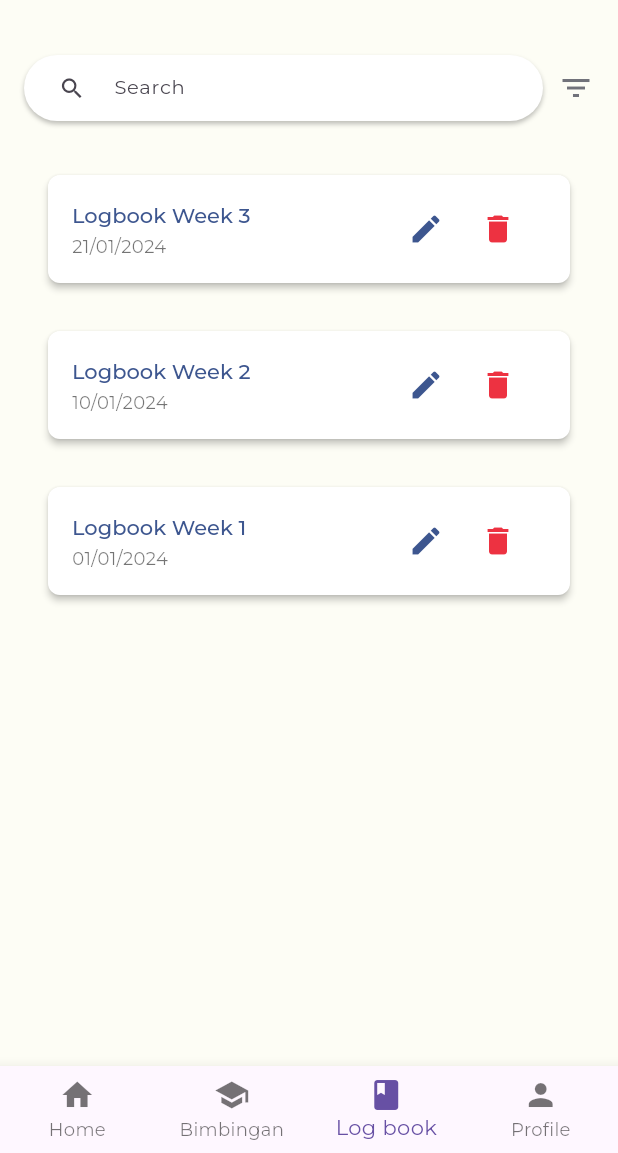
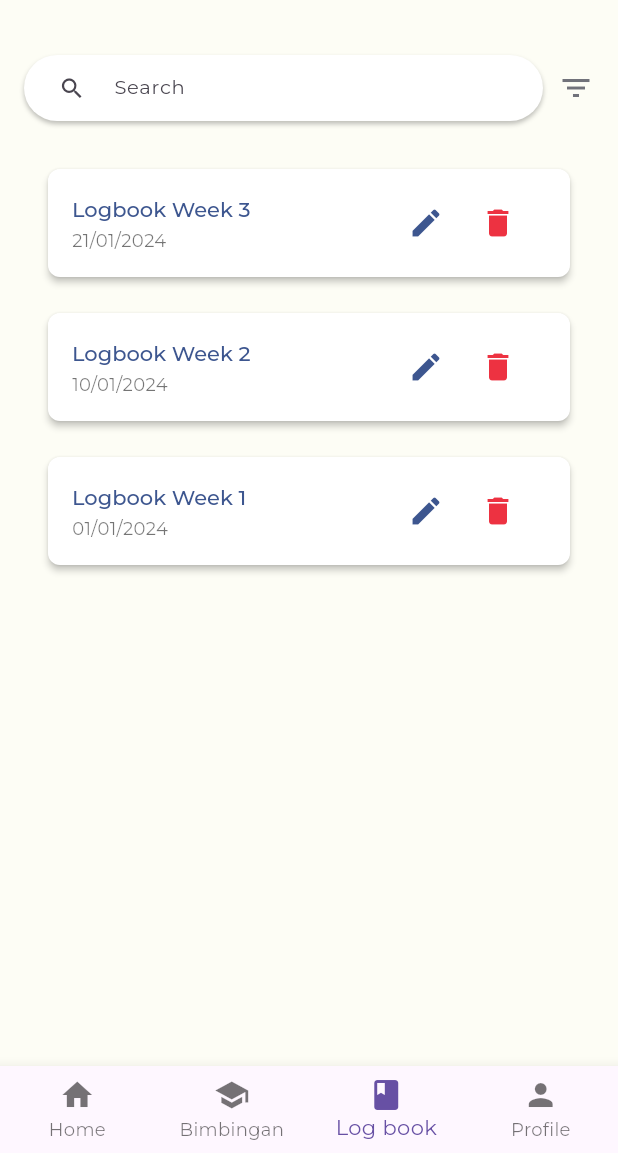
Before and after one commit to Kevin5621/Sitama, a Flutter app: the screen it shows after launch, item 3 of the bottom bar chosen, on a phone screen of 412 x 824 dp, the part 83-1236 px from its top. Run offline on Flutter 3.47's test engine with Material 3 defaults, Android fonts, the light colour scheme and no system bars; our stand-ins replace dartz, dio, flutter_bloc, flutter_svg, get_it, google_fonts and 2 more.

Commit message:
optimizing logbook

```diff
--- a/lib/presentation/pages/Mahasiswa/logbook.dart
+++ b/lib/presentation/pages/Mahasiswa/logbook.dart
@@ -1,6 +1,5 @@
 import 'package:flutter/material.dart';
 import 'package:flutter_bloc/flutter_bloc.dart';
-import 'package:intl/intl.dart';
 import 'package:sitama3/domain/entities/logbook.dart';
 import 'package:sitama3/domain/repository/logbook_repository_impl.dart';
 import 'package:sitama3/presentation/bloc/event/logbook_bloc.dart';
@@ -8,7 +7,6 @@ import 'package:sitama3/presentation/bloc/event/logbook_state.dart';
 import 'package:sitama3/presentation/bloc/event/loogbook_event.dart';
 import 'package:sitama3/presentation/widgets/Models/logbook_dialog.dart';
 import 'package:sitama3/presentation/widgets/guidance/logbook_card.dart';
-import 'package:sitama3/domain/repository/logbook_repository.dart';
 import '../../../config/theme/theme.dart';
 import '../../widgets/Models/search_field.dart';
 
@@ -20,22 +18,27 @@ class LogbookPage extends StatefulWidget {
 }
 
 class _LogbookPageState extends State<LogbookPage> {
-  final dateFormat = DateFormat('dd/MM/yyyy');
-  late final LogbookRepository repository;
+  late final LogbookBloc _logbookBloc;
 
   @override
   void initState() {
     super.initState();
-    repository = LogbookRepositoryImpl();
+    final repository = LogbookRepositoryImpl();
+    _logbookBloc = LogbookBloc(repository);
+    _logbookBloc.add(LoadLogbooks());
+  }
+
+  @override
+  void dispose() {
+    _logbookBloc.close();
+    super.dispose();
   }
 
   @override
   Widget build(BuildContext context) {
-    return BlocProvider(
-      create: (context) => LogbookBloc(repository)..add(LoadLogbooks()),
-      child: BlocBuilder<LogbookBloc, LogbookState>(
-        builder: (context, state) {
-          return Scaffold(
+    return BlocProvider.value(
+      value: _logbookBloc,
+      child: Scaffold(
         backgroundColor: AppTheme.background,
         appBar: AppBar(
           toolbarHeight: 80.0,
@@ -53,19 +56,28 @@ class _LogbookPageState extends State<LogbookPage> {
           backgroundColor: Colors.transparent,
           elevation: 0,
         ),
-            body: _buildBody(context, state),
+        body: BlocConsumer<LogbookBloc, LogbookState>(
+          listener: (context, state) {
+            if (state is LogbookError) {
+              ScaffoldMessenger.of(context).showSnackBar(
+                SnackBar(content: Text(state.message)),
               );
+            }
           },
+          builder: (context, state) {
+            if (state is LogbookLoading) {
+              return const Center(child: CircularProgressIndicator());
+            } else if (state is LogbookLoaded) {
+              return _buildLogbookList(context, state.logbooks);
+            }
+            return const Center(child: Text('No data available'));
+          },
+        ),
       ),
     );
   }
 
-  Widget _buildBody(BuildContext context, LogbookState state) {
-    if (state is LogbookLoading) {
-      return const Center(child: CircularProgressIndicator());
-    } else if (state is LogbookError) {
-      return Center(child: Text(state.message));
-    } else if (state is LogbookLoaded) {
+  Widget _buildLogbookList(BuildContext context, List<LogbookItem> logbooks) {
     return CustomScrollView(
       slivers: [
         const SliverToBoxAdapter(child: SizedBox(height: 12)),
@@ -94,32 +106,28 @@ class _LogbookPageState extends State<LogbookPage> {
         SliverList(
           delegate: SliverChildBuilderDelegate(
             (context, index) {
-                final logbook = state.logbooks[index];
+              final logbook = logbooks[index];
               return Padding(
                 padding: const EdgeInsets.symmetric(horizontal: 16, vertical: 8),
                 child: LogbookCard(
                   logbook: logbook,
-                    onTap: () => context.read<LogbookBloc>().add(
-                          ToggleLogbookExpansion(logbook.id),
-                        ),
+                  onTap: () => _logbookBloc.add(ToggleLogbookExpansion(logbook.id)),
                   onEdit: () => _showAddEditDialog(context, item: logbook),
                   onDelete: () => _showDeleteDialog(context, logbook.id),
                 ),
               );
             },
-              childCount: state.logbooks.length,
+            childCount: logbooks.length,
           ),
         ),
       ],
     );
   }
-    return const Center(child: Text('Initial State'));
-  }
 
   void _showDeleteDialog(BuildContext context, String id) {
     showDialog(
       context: context,
-      builder: (context) => AlertDialog(
+      builder: (dialogContext) => AlertDialog(
         title: Text(
           'Delete Logbook',
           style: Theme.of(context).textTheme.headlineMedium,
@@ -130,7 +138,7 @@ class _LogbookPageState extends State<LogbookPage> {
         ),
         actions: [
           TextButton(
-            onPressed: () => Navigator.pop(context),
+            onPressed: () => Navigator.pop(dialogContext),
             child: const Text(
               'Cancel',
               style: TextStyle(color: AppTheme.gray),
@@ -138,8 +146,8 @@ class _LogbookPageState extends State<LogbookPage> {
           ),
           TextButton(
             onPressed: () {
-              context.read<LogbookBloc>().add(DeleteLogbookEvent(id));
-              Navigator.pop(context);
+              _logbookBloc.add(DeleteLogbookEvent(id));
+              Navigator.pop(dialogContext);
             },
             child: const Text(
               'Delete',
@@ -154,15 +162,15 @@ class _LogbookPageState extends State<LogbookPage> {
   void _showAddEditDialog(BuildContext context, {LogbookItem? item}) {
     showDialog(
       context: context,
-      builder: (context) => LogbookDialog(
+      builder: (dialogContext) => LogbookDialog(
         logbook: item,
         onSave: (LogbookItem newItem) {
           if (item != null) {
-            context.read<LogbookBloc>().add(UpdateLogbookEvent(newItem));
+            _logbookBloc.add(UpdateLogbookEvent(newItem));
           } else {
-            context.read<LogbookBloc>().add(AddLogbookEvent(newItem));
+            _logbookBloc.add(AddLogbookEvent(newItem));
           }
-          Navigator.pop(context);
+          Navigator.pop(dialogContext);
         },
       ),
     );
--- a/lib/presentation/widgets/guidance/logbook_card.dart
+++ b/lib/presentation/widgets/guidance/logbook_card.dart
@@ -22,7 +22,8 @@ class LogbookCard extends StatelessWidget {
     final theme = Theme.of(context);
 
     return Card(
-      margin: const EdgeInsets.symmetric(horizontal: 16, vertical: 8),
+      elevation: 2,
+      margin: const EdgeInsets.symmetric(vertical: 4, horizontal: 16),
       child: InkWell(
         onTap: onTap,
         borderRadius: BorderRadius.circular(8),
```
Also changed, not shown: lib/domain/repository/logbook_repository_impl.dart (+4 -4 lines), lib/presentation/widgets/Models/logbook_dialog.dart (+69 -61 lines). Lines whose indentation alone changed are shown as unchanged.
